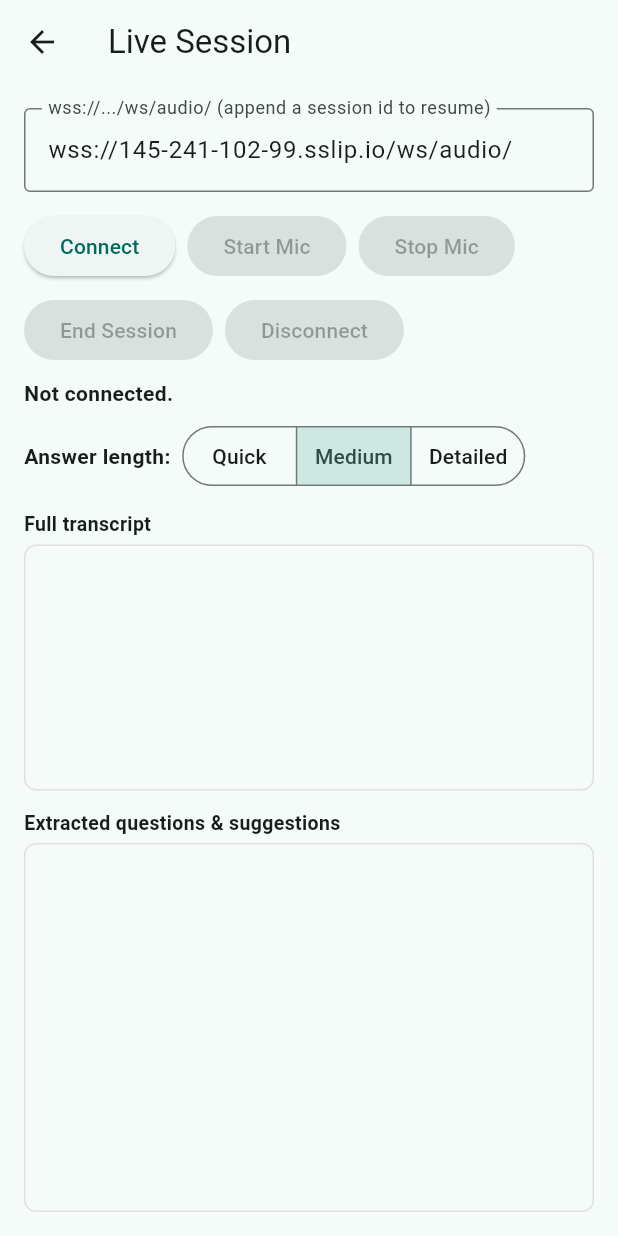
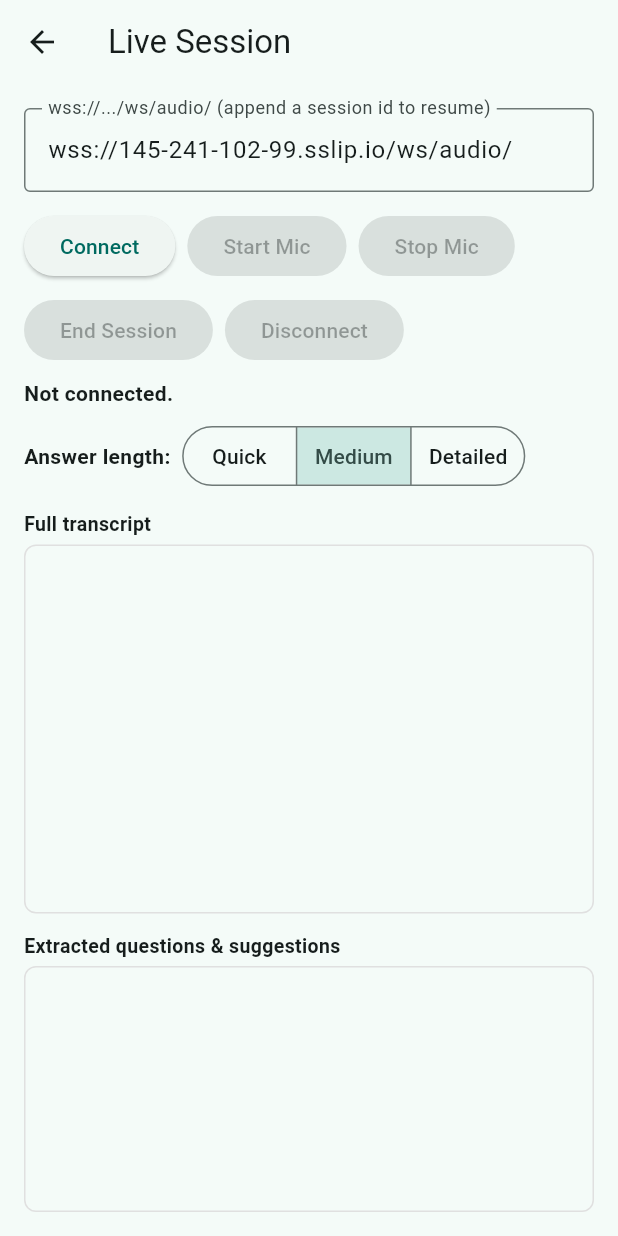
Before and after one commit to E-Nyakundi/Conversation-Copilot, a Flutter app: the LiveSessionScreen screen opened directly, on a phone screen of 412 x 824 dp. Run offline on Flutter 3.47's test engine with Material 3 defaults, Android fonts, the phone set to English and light mode, and no system bars; missing offline and left inert: dart:js_interop, record.

Commit message:
Full transcript box: normal 13px font (was inheriting oversized default), larger flex ratio (3 vs suggestions' 2)

```diff
--- a/flutter_app/lib/screens/live_session_screen.dart
+++ b/flutter_app/lib/screens/live_session_screen.dart
@@ -349,7 +349,7 @@ class _LiveSessionScreenState extends State<LiveSessionScreen> {
                 style: TextStyle(fontWeight: FontWeight.w600, fontSize: 13)),
             const SizedBox(height: 4),
             Expanded(
-              flex: 2,
+              flex: 3,
               child: Container(
                 decoration: BoxDecoration(
                   border: Border.all(color: Colors.grey.shade300),
@@ -362,7 +362,7 @@ class _LiveSessionScreenState extends State<LiveSessionScreen> {
                     text: TextSpan(
                       style: DefaultTextStyle.of(context)
                           .style
-                          .copyWith(height: 1.4),
+                          .copyWith(fontSize: 13, height: 1.4),
                       children: [
                         TextSpan(text: _fullTranscriptLines.join('\n')),
                         if (_partialText != null)
@@ -385,7 +385,7 @@ class _LiveSessionScreenState extends State<LiveSessionScreen> {
                 style: TextStyle(fontWeight: FontWeight.w600, fontSize: 13)),
             const SizedBox(height: 4),
             Expanded(
-              flex: 3,
+              flex: 2,
               child: Container(
                 decoration: BoxDecoration(
                   border: Border.all(color: Colors.grey.shade300),
```
